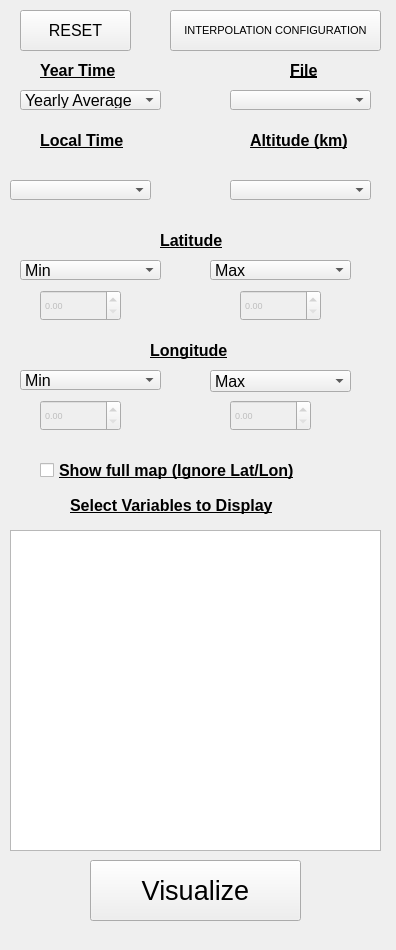
This is mcd_visualizer_dockwidget_base.ui in davidsr21/mcd_visualizer as Qt 5 draws it before an edit. The edited form follows.
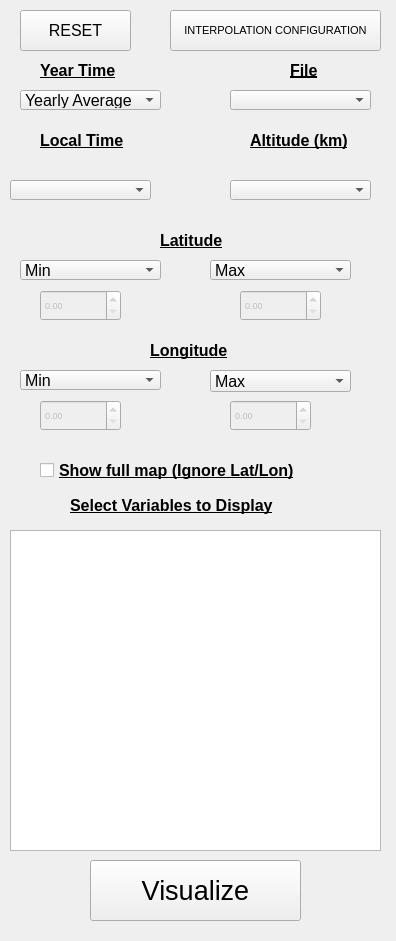
This is the edited form.

The edit to the form file:
```diff
--- a/mcd_visualizer_dockwidget_base.ui
+++ b/mcd_visualizer_dockwidget_base.ui
@@ -7,7 +7,7 @@
     <x>0</x>
     <y>0</y>
     <width>396</width>
-    <height>950</height>
+    <height>941</height>
    </rect>
   </property>
   <property name="minimumSize">
```
